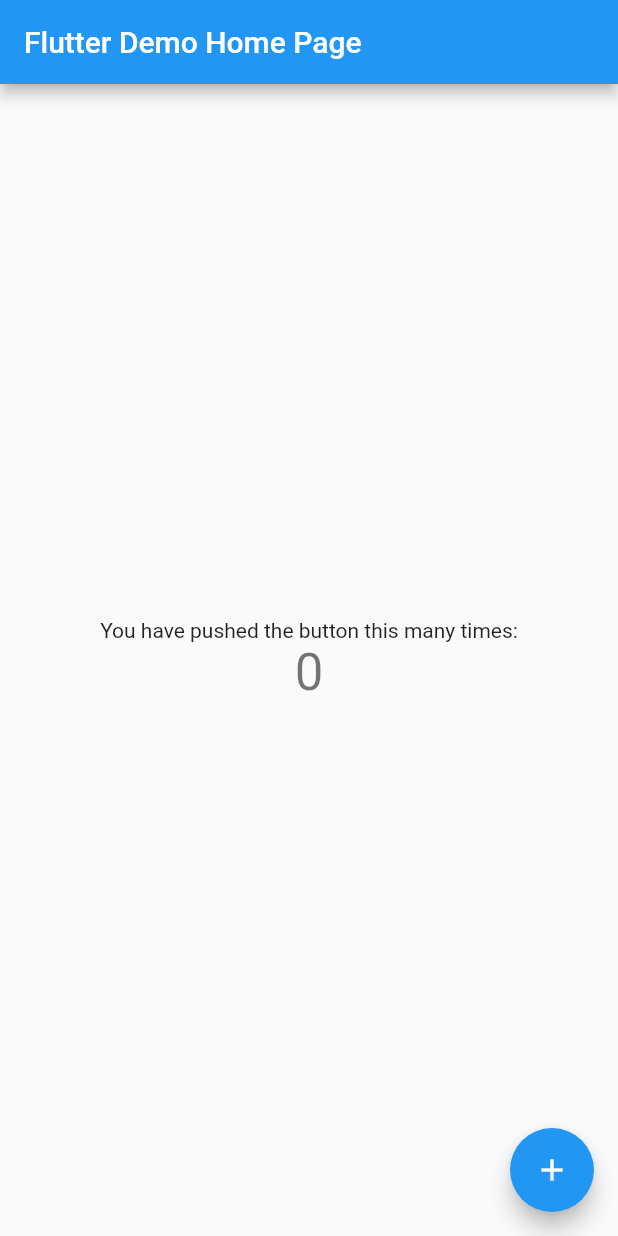
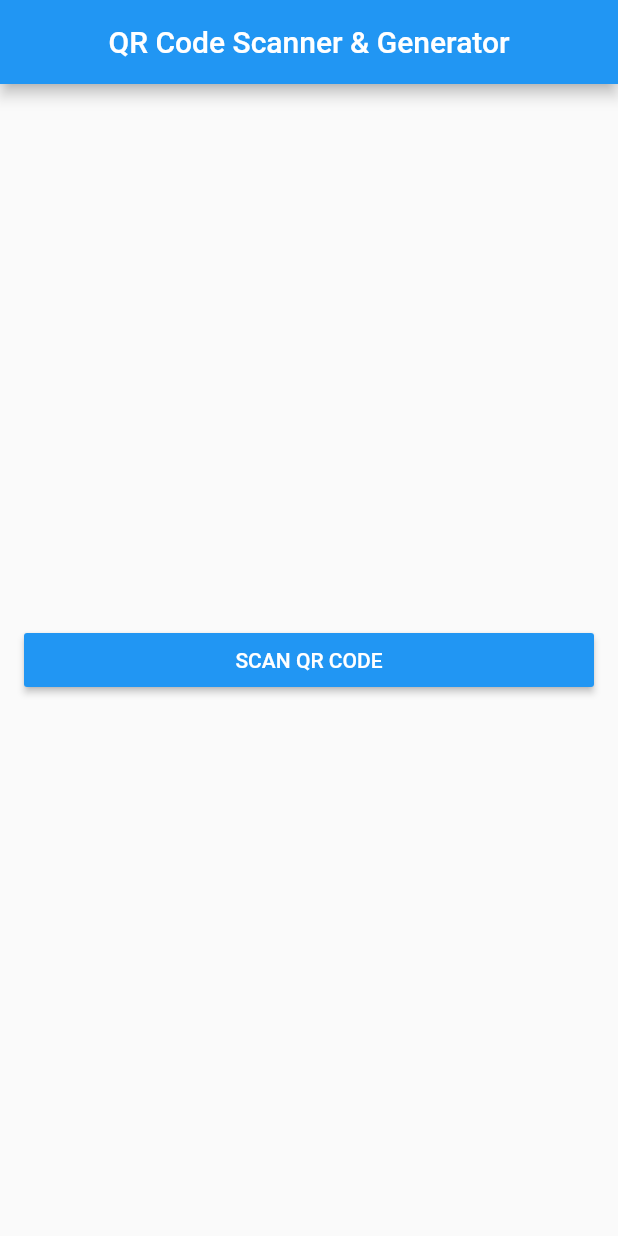
Before and after one commit to nicolaslucer0/inventory, a Flutter app: the screen it shows after launch, on a phone screen of 412 x 824 dp. Run offline on Flutter 3.47's test engine with Material 2 defaults, Android fonts, the phone set to English and light mode, and no system bars; missing offline and left inert: barcode_scan.

Commit message:
qr scanner working

```diff
--- /dev/null
+++ b/lib/home_screen.dart
@@ -0,0 +1,40 @@
+import 'package:flutter/material.dart';
+import 'package:inventory/scan.dart';
+import 'package:flutter/rendering.dart';
+
+class HomeScreen extends StatelessWidget {
+
+  @override
+  Widget build(BuildContext context) {
+    return Scaffold(
+        appBar: AppBar(
+          centerTitle: true,
+          title: Text('QR Code Scanner & Generator'),
+        ),
+        body: Center(
+            child:
+              Column(
+                mainAxisAlignment: MainAxisAlignment.center,
+                crossAxisAlignment: CrossAxisAlignment.stretch,
+                children: <Widget>[
+                  Padding(
+                      padding: EdgeInsets.symmetric(vertical: 8.0, horizontal: 16.0),
+                      child: RaisedButton(
+                          color: Colors.blue,
+                          textColor: Colors.white,
+                          splashColor: Colors.blueGrey,
+                          onPressed: () {
+                            Navigator.push(
+                              context,
+                              MaterialPageRoute(builder: (context) => ScanScreen()),
+                            );
+                          },
+                          child: const Text('SCAN QR CODE')
+                      ),
+                    )
+                ]
+              )
+        )
+        );
+  }
+}
--- a/lib/main.dart
+++ b/lib/main.dart
@@ -1,117 +1,18 @@
 import 'package:flutter/material.dart';
+import 'package:inventory/home_screen.dart';
 
-void main() {
-  runApp(MyApp());
-}
+void main() => runApp(MyApp());
 
 class MyApp extends StatelessWidget {
-  // This widget is the root of your application.
   @override
   Widget build(BuildContext context) {
     return MaterialApp(
-      title: 'Flutter Demo',
+      debugShowCheckedModeBanner: false,
+      title: 'QR Generator-Scanner',
       theme: ThemeData(
-        // This is the theme of your application.
-        //
-        // Try running your application with "flutter run". You'll see the
-        // application has a blue toolbar. Then, without quitting the app, try
-        // changing the primarySwatch below to Colors.green and then invoke
-        // "hot reload" (press "r" in the console where you ran "flutter run",
-        // or simply save your changes to "hot reload" in a Flutter IDE).
-        // Notice that the counter didn't reset back to zero; the application
-        // is not restarted.
         primarySwatch: Colors.blue,
-        // This makes the visual density adapt to the platform that you run
-        // the app on. For desktop platforms, the controls will be smaller and
-        // closer together (more dense) than on mobile platforms.
-        visualDensity: VisualDensity.adaptivePlatformDensity,
       ),
-      home: MyHomePage(title: 'Flutter Demo Home Page'),
+      home: HomeScreen(),
     );
   }
 }
-
-class MyHomePage extends StatefulWidget {
-  MyHomePage({Key key, this.title}) : super(key: key);
-
-  // This widget is the home page of your application. It is stateful, meaning
-  // that it has a State object (defined below) that contains fields that affect
-  // how it looks.
-
-  // This class is the configuration for the state. It holds the values (in this
-  // case the title) provided by the parent (in this case the App widget) and
-  // used by the build method of the State. Fields in a Widget subclass are
-  // always marked "final".
-
-  final String title;
-
-  @override
-  _MyHomePageState createState() => _MyHomePageState();
-}
-
-class _MyHomePageState extends State<MyHomePage> {
-  int _counter = 0;
-
-  void _incrementCounter() {
-    setState(() {
-      // This call to setState tells the Flutter framework that something has
-      // changed in this State, which causes it to rerun the build method below
-      // so that the display can reflect the updated values. If we changed
-      // _counter without calling setState(), then the build method would not be
-      // called again, and so nothing would appear to happen.
-      _counter++;
-    });
-  }
-
-  @override
-  Widget build(BuildContext context) {
-    // This method is rerun every time setState is called, for instance as done
-    // by the _incrementCounter method above.
-    //
-    // The Flutter framework has been optimized to make rerunning build methods
-    // fast, so that you can just rebuild anything that needs updating rather
-    // than having to individually change instances of widgets.
-    return Scaffold(
-      appBar: AppBar(
-        // Here we take the value from the MyHomePage object that was created by
-        // the App.build method, and use it to set our appbar title.
-        title: Text(widget.title),
-      ),
-      body: Center(
-        // Center is a layout widget. It takes a single child and positions it
-        // in the middle of the parent.
-        child: Column(
-          // Column is also a layout widget. It takes a list of children and
-          // arranges them vertically. By default, it sizes itself to fit its
-          // children horizontally, and tries to be as tall as its parent.
-          //
-          // Invoke "debug painting" (press "p" in the console, choose the
-          // "Toggle Debug Paint" action from the Flutter Inspector in Android
-          // Studio, or the "Toggle Debug Paint" command in Visual Studio Code)
-          // to see the wireframe for each widget.
-          //
-          // Column has various properties to control how it sizes itself and
-          // how it positions its children. Here we use mainAxisAlignment to
-          // center the children vertically; the main axis here is the vertical
-          // axis because Columns are vertical (the cross axis would be
-          // horizontal).
-          mainAxisAlignment: MainAxisAlignment.center,
-          children: <Widget>[
-            Text(
-              'You have pushed the button this many times:',
-            ),
-            Text(
-              '$_counter',
-              style: Theme.of(context).textTheme.headline4,
-            ),
-          ],
-        ),
-      ),
-      floatingActionButton: FloatingActionButton(
-        onPressed: _incrementCounter,
-        tooltip: 'Increment',
-        child: Icon(Icons.add),
-      ), // This trailing comma makes auto-formatting nicer for build methods.
-    );
-  }
-}
--- a/pubspec.yaml
+++ b/pubspec.yaml
@@ -28,6 +28,7 @@ dependencies:
   # The following adds the Cupertino Icons font to your application.
   # Use with the CupertinoIcons class for iOS style icons.
   cupertino_icons: ^0.1.3
+  barcode_scan: ^1.0.0
 
 dev_dependencies:
   flutter_test:
```
Also changed, not shown: lib/detail.dart (added, +54 -0 lines), lib/scan.dart (added, +70 -0 lines), pubspec.lock.
